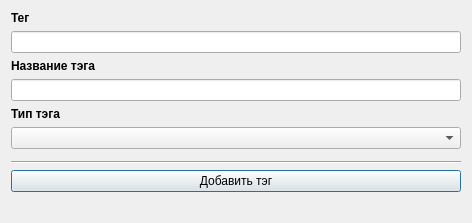
Above: designer/nedtagdialogwindow.ui from Artemako/auto-exec-doc before the change. Below: the same form after it.
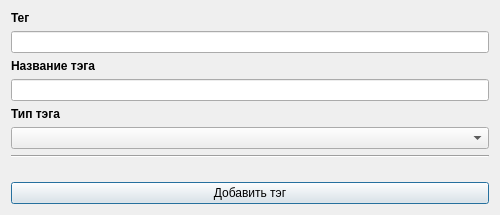
That is the form after the change.

What changed in the file:
```diff
--- a/designer/nedtagdialogwindow.ui
+++ b/designer/nedtagdialogwindow.ui
@@ -6,10 +6,22 @@
    <rect>
     <x>0</x>
     <y>0</y>
-    <width>472</width>
-    <height>223</height>
+    <width>500</width>
+    <height>215</height>
    </rect>
   </property>
+  <property name="sizePolicy">
+   <sizepolicy hsizetype="Preferred" vsizetype="Preferred">
+    <horstretch>0</horstretch>
+    <verstretch>0</verstretch>
+   </sizepolicy>
+  </property>
+  <property name="baseSize">
+   <size>
+    <width>0</width>
+    <height>0</height>
+   </size>
+  </property>
   <property name="windowTitle">
    <string>Dialog</string>
   </property>
@@ -115,9 +127,6 @@
    <item>
     <widget class="QComboBox" name="combox_typetag"/>
    </item>
-   <item>
-    <widget class="QWidget" name="additional_info" native="true"/>
-   </item>
    <item>
     <widget class="Line" name="line">
      <property name="orientation">
@@ -126,11 +135,11 @@
     </widget>
    </item>
    <item>
-    <widget class="QPushButton" name="btn_nestag">
-     <property name="text">
-      <string>Добавить тэг</string>
+    <layout class="QVBoxLayout" name="vbl_additional_info">
+     <property name="spacing">
+      <number>0</number>
      </property>
-    </widget>
+    </layout>
    </item>
    <item>
     <spacer name="verticalSpacer">
@@ -139,12 +148,19 @@
      </property>
      <property name="sizeHint" stdset="0">
       <size>
-       <width>20</width>
-       <height>40</height>
+       <width>0</width>
+       <height>0</height>
       </size>
      </property>
     </spacer>
    </item>
+   <item>
+    <widget class="QPushButton" name="btn_nestag">
+     <property name="text">
+      <string>Добавить тэг</string>
+     </property>
+    </widget>
+   </item>
   </layout>
  </widget>
  <resources/>
```
